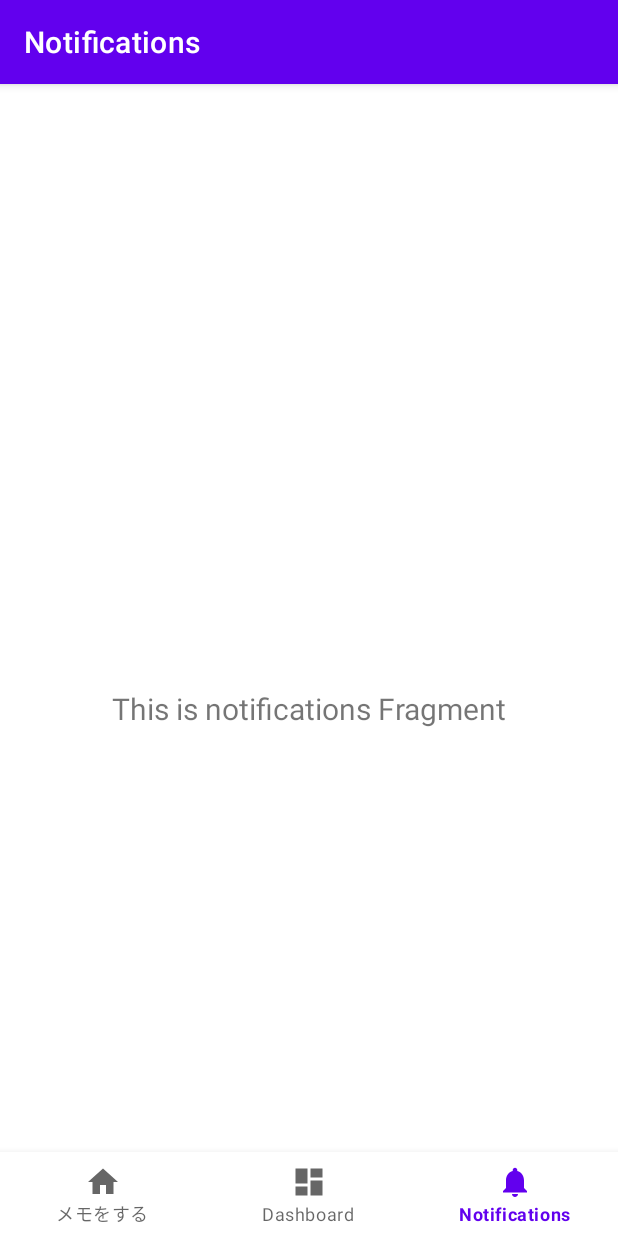
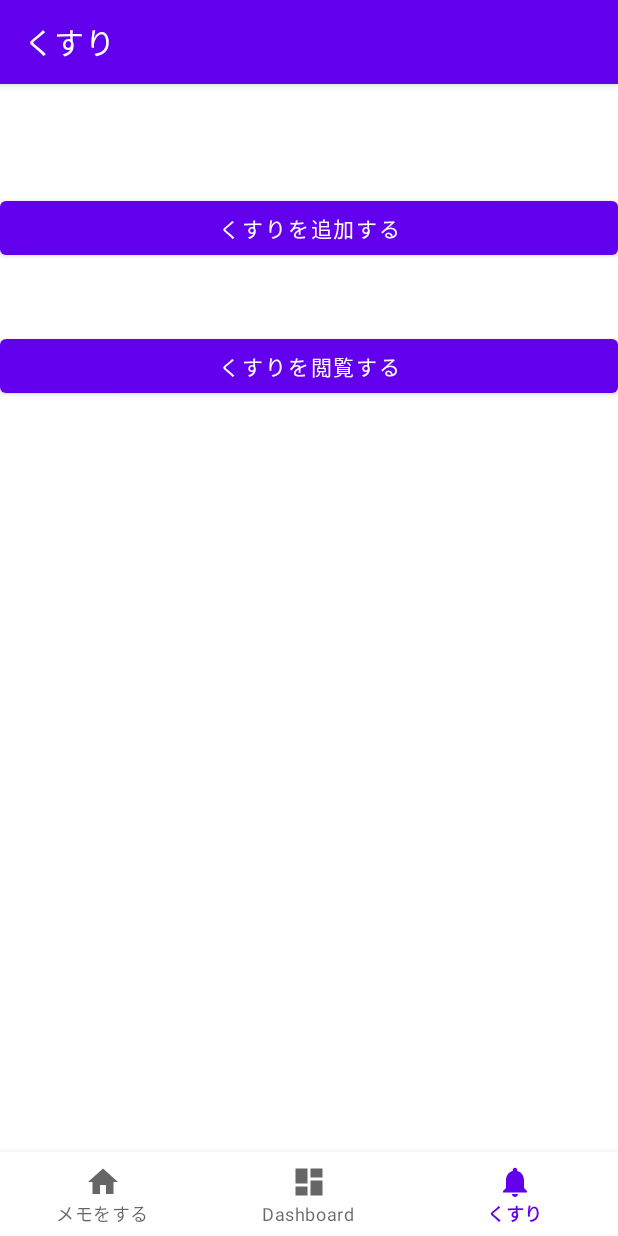
Before and after one commit to riverb00k/yao, an Android app: the NotificationsFragment screen opened through its navigation route, on a phone screen of 412 x 824 dp. Run offline under Robolectric (Android 15) with nearby library versions, the phone set to English and light mode, and no system bars; our stand-ins replace navigation-ui.

Commit message:
薬の画面の追加

```diff
--- a/app/src/main/java/com/websarva/wings/android/yao/ui/notifications/NotificationsFragment.kt
+++ b/app/src/main/java/com/websarva/wings/android/yao/ui/notifications/NotificationsFragment.kt
@@ -31,9 +31,9 @@ class NotificationsFragment : Fragment() {
         _binding = FragmentNotificationsBinding.inflate(inflater, container, false)
         val root: View = binding.root
 
-        val textView: TextView = binding.textNotifications
+        /*val textView: TextView = binding.kusurieturannbtn*/
         notificationsViewModel.text.observe(viewLifecycleOwner, Observer {
-            textView.text = it
+            /*textView.text = it*/
         })
         return root
     }
--- a/app/src/main/res/layout/activity_main.xml
+++ b/app/src/main/res/layout/activity_main.xml
@@ -25,9 +25,11 @@
         android:layout_height="match_parent"
         app:defaultNavHost="true"
         app:layout_constraintBottom_toTopOf="@id/nav_view"
+        app:layout_constraintHorizontal_bias="0.0"
         app:layout_constraintLeft_toLeftOf="parent"
         app:layout_constraintRight_toRightOf="parent"
         app:layout_constraintTop_toTopOf="parent"
+        app:layout_constraintVertical_bias="1.0"
         app:navGraph="@navigation/mobile_navigation" />
 
 </androidx.constraintlayout.widget.ConstraintLayout>
--- a/app/src/main/res/layout/fragment_home.xml
+++ b/app/src/main/res/layout/fragment_home.xml
@@ -27,6 +27,7 @@
         android:layout_marginTop="16dp"
         android:text="@string/bt_add"
         app:layout_constraintEnd_toEndOf="parent"
+        app:layout_constraintHorizontal_bias="1.0"
         app:layout_constraintStart_toStartOf="parent"
         app:layout_constraintTop_toTopOf="parent" />
 
--- a/app/src/main/res/layout/fragment_notifications.xml
+++ b/app/src/main/res/layout/fragment_notifications.xml
@@ -6,17 +6,25 @@
     android:layout_height="match_parent"
     tools:context=".ui.notifications.NotificationsFragment">
 
-    <TextView
-        android:id="@+id/text_notifications"
+    <Button
+        android:id="@+id/kusurituikabtn"
         android:layout_width="match_parent"
         android:layout_height="wrap_content"
-        android:layout_marginStart="8dp"
-        android:layout_marginTop="8dp"
-        android:layout_marginEnd="8dp"
-        android:textAlignment="center"
-        android:textSize="20sp"
-        app:layout_constraintBottom_toBottomOf="parent"
+        android:layout_marginTop="16dp"
+        android:text="@string/kusuribtn_add"
         app:layout_constraintEnd_toEndOf="parent"
+        app:layout_constraintHorizontal_bias="0.0"
         app:layout_constraintStart_toStartOf="parent"
         app:layout_constraintTop_toTopOf="parent" />
+
+    <Button
+        android:id="@+id/kusurieturannbtn"
+        android:layout_width="match_parent"
+        android:layout_height="wrap_content"
+        android:layout_marginTop="44dp"
+        android:text="@string/kusuribtn_view"
+        app:layout_constraintEnd_toEndOf="parent"
+        app:layout_constraintHorizontal_bias="0.0"
+        app:layout_constraintStart_toStartOf="parent"
+        app:layout_constraintTop_toBottomOf="@+id/kusurituikabtn" />
 </androidx.constraintlayout.widget.ConstraintLayout>
--- a/app/src/main/res/values/strings.xml
+++ b/app/src/main/res/values/strings.xml
@@ -2,11 +2,16 @@
     <string name="app_name">yao</string>
     <string name="title_home">メモをする</string>
     <string name="title_dashboard">Dashboard</string>
-    <string name="title_notifications">Notifications</string>
+    <string name="title_notifications">くすり</string>
 
     //メモをするの画面
     <string name="bt_add">メモを追加する</string>
     <string name="bt_view">メモを閲覧する</string>
 
 
+    //くすりの画面
+    <string name="kusuribtn_add">くすりを追加する</string>
+    <string name="kusuribtn_view">くすりを閲覧する</string>
+
+
 </resources>
```
